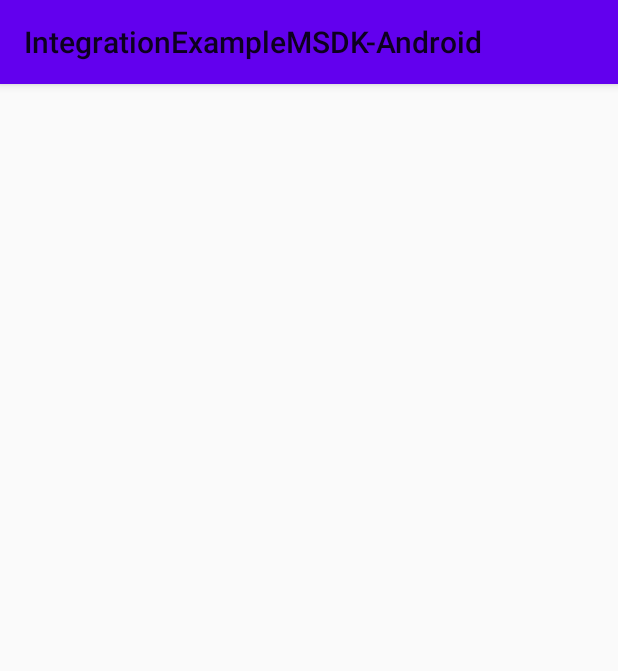
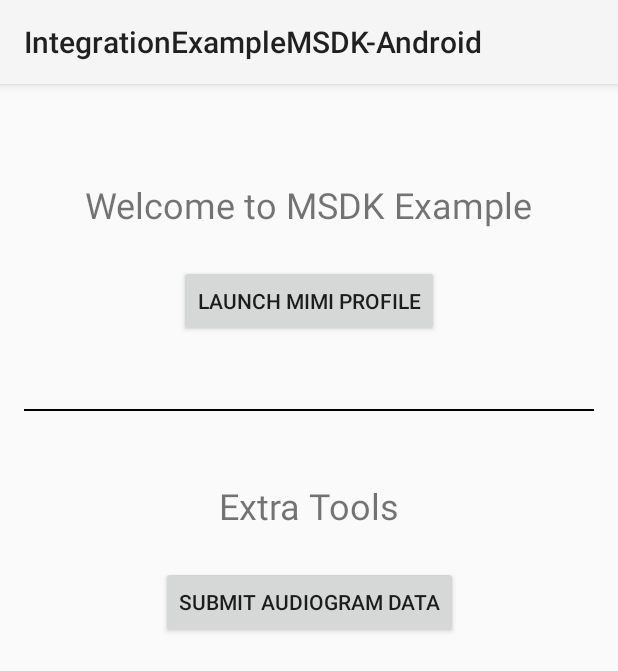
Before and after one commit to MimiHearingTechnologies/IntegrationExampleMSDK-Android, an Android app: the screen it shows after launch (MainActivity), on a phone screen of 412 x 824 dp. Shown: the top 671 px of the screen. Run offline under Robolectric (Android 15) with nearby library versions, the phone set to English and light mode, and no system bars; libraries missing offline, so code that uses them is left out: io.mimi.sdk; 9 statements that could not run were skipped.

```diff
--- a/standard-integration/app/build.gradle
+++ b/standard-integration/app/build.gradle
@@ -59,6 +59,7 @@ dependencies {
     implementation 'androidx.appcompat:appcompat:1.6.1'
     implementation 'com.google.android.material:material:1.9.0'
     implementation 'androidx.constraintlayout:constraintlayout:2.1.4'
+    implementation  "androidx.fragment:fragment-ktx:1.7.1"
 
     // Testing deps
     testImplementation 'junit:junit:4.13.2'
--- /dev/null
+++ b/standard-integration/app/src/main/java/io/mimi/example/android/IntroFragment.kt
@@ -0,0 +1,79 @@
+package io.mimi.example.android
+
+import android.os.Bundle
+import androidx.fragment.app.Fragment
+import android.view.LayoutInflater
+import android.view.View
+import android.view.ViewGroup
+import android.widget.Button
+import androidx.fragment.app.add
+import androidx.fragment.app.commit
+import androidx.lifecycle.lifecycleScope
+import io.mimi.sdk.core.MimiCore
+import io.mimi.sdk.core.model.MimiAuthRoute
+import io.mimi.sdk.core.model.tests.MimiTestAudiogram
+import io.mimi.sdk.core.model.tests.TestAudiogramMetadata
+import io.mimi.sdk.profile.MimiProfileFragment
+import kotlinx.coroutines.launch
+import java.util.Date
+
+class IntroFragment : Fragment() {
+    override fun onCreateView(
+        inflater: LayoutInflater, container: ViewGroup?,
+        savedInstanceState: Bundle?
+    ): View? {
+        return inflater.inflate(R.layout.fragment_intro, container, false)
+    }
+
+    override fun onViewCreated(view: View, savedInstanceState: Bundle?) {
+        super.onViewCreated(view, savedInstanceState)
+        with(view) {
+            findViewById<Button>(R.id.launchButton).setOnClickListener {
+                requireActivity().supportFragmentManager.commit {
+                    setReorderingAllowed(true)
+                    add<MimiProfileFragment>(R.id.mimiContainerFragment)
+                    addToBackStack("main")
+                }
+            }
+
+            findViewById<Button>(R.id.submitAudiogram).setOnClickListener {
+                // Send the custom audiogram to the Mimi SDK
+                submitAudiogram()
+            }
+        }
+    }
+
+    private fun submitAudiogram() = lifecycleScope.launch {
+        // Check if there is a user logged in
+        if (MimiCore.userController.mimiUser.state.value == null) {
+            MimiCore.userController.authenticate(MimiAuthRoute.Anonymously)
+        }
+
+        // Submit the custom audiogram
+        MimiCore.testsController.submitAudiogram(
+            leftEar = MimiTestAudiogram(
+                listOf(
+                    MimiTestAudiogram.DataPoint(frequency = 250, threshold = 17.8),
+                    MimiTestAudiogram.DataPoint(frequency = 500, threshold = 18.8),
+                    MimiTestAudiogram.DataPoint(frequency = 1000, threshold = 22.7),
+                    MimiTestAudiogram.DataPoint(frequency = 2000, threshold = 27.6),
+                    MimiTestAudiogram.DataPoint(frequency = 4000, threshold = 29.4),
+                    MimiTestAudiogram.DataPoint(frequency = 8000, threshold = 16.0)
+                )
+            ),
+            rightEar = MimiTestAudiogram(
+                listOf(
+                    MimiTestAudiogram.DataPoint(frequency = 250, threshold = 13.3),
+                    MimiTestAudiogram.DataPoint(frequency = 500, threshold = 17.3),
+                    MimiTestAudiogram.DataPoint(frequency = 1000, threshold = 21.9),
+                    MimiTestAudiogram.DataPoint(frequency = 2000, threshold = 28.9),
+                    MimiTestAudiogram.DataPoint(frequency = 4000, threshold = 28.8),
+                    MimiTestAudiogram.DataPoint(frequency = 8000, threshold = 17.2)
+                )
+            ),
+            metadata = TestAudiogramMetadata(timestamp = Date(System.currentTimeMillis()))
+        )
+    }
+
+
+}
--- a/standard-integration/app/src/main/java/io/mimi/example/android/MainActivity.kt
+++ b/standard-integration/app/src/main/java/io/mimi/example/android/MainActivity.kt
@@ -13,7 +13,6 @@ import android.os.Build
 import android.os.Bundle
 import android.provider.Settings
 import android.util.Log
-import android.widget.Button
 import androidx.activity.result.contract.ActivityResultContracts
 import androidx.appcompat.app.AlertDialog
 import androidx.appcompat.app.AppCompatActivity
@@ -39,12 +38,7 @@ import io.mimi.sdk.core.controller.processing.config.dsl.fineTuning
 import io.mimi.sdk.core.controller.processing.config.dsl.mimiProcessingConfiguration
 import io.mimi.sdk.core.controller.processing.config.dsl.personalization
 import io.mimi.sdk.core.internal.MsdkExperimentalApi
-import io.mimi.sdk.core.model.MimiAuthRoute
-import io.mimi.sdk.core.model.tests.MimiTestAudiogram
-import io.mimi.sdk.core.model.tests.MimiTestAudiogram.DataPoint
-import io.mimi.sdk.core.model.tests.TestAudiogramMetadata
 import kotlinx.coroutines.launch
-import java.util.Date
 import kotlin.time.Duration
 import kotlin.time.DurationUnit
 import kotlin.time.toDuration
@@ -313,42 +307,6 @@ class MainActivity : AppCompatActivity() {
             }
         }
 
-        findViewById<Button>(R.id.sendCustomAudiogramBtn).setOnClickListener {
-            // Send the custom audiogram to the Mimi SDK
-            sendCustomAudioGram()
-        }
-    }
-
-    private fun sendCustomAudioGram() = lifecycleScope.launch {
-        // Check if there is a user logged in
-        if (MimiCore.userController.mimiUser.state.value == null) {
-            MimiCore.userController.authenticate(MimiAuthRoute.Anonymously)
-        }
-
-        // Submit the custom audiogram
-        MimiCore.testsController.submitAudiogram(
-            leftEar = MimiTestAudiogram(
-                listOf(
-                    DataPoint(frequency = 250, threshold = 17.8),
-                    DataPoint(frequency = 500, threshold = 18.8),
-                    DataPoint(frequency = 1000, threshold = 22.7),
-                    DataPoint(frequency = 2000, threshold = 27.6),
-                    DataPoint(frequency = 4000, threshold = 29.4),
-                    DataPoint(frequency = 8000, threshold = 16.0)
-                )
-            ),
-            rightEar = MimiTestAudiogram(
-                listOf(
-                    DataPoint(frequency = 250, threshold = 13.3),
-                    DataPoint(frequency = 500, threshold = 17.3),
-                    DataPoint(frequency = 1000, threshold = 21.9),
-                    DataPoint(frequency = 2000, threshold = 28.9),
-                    DataPoint(frequency = 4000, threshold = 28.8),
-                    DataPoint(frequency = 8000, threshold = 17.2)
-                )
-            ),
-            metadata = TestAudiogramMetadata(timestamp = Date(System.currentTimeMillis()))
-        )
     }
 
     private fun defineMimiProcessingConfiguration(): MimiProcessingConfiguration {
--- /dev/null
+++ b/standard-integration/app/src/main/res/layout/fragment_intro.xml
@@ -0,0 +1,60 @@
+<?xml version="1.0" encoding="utf-8"?>
+<androidx.constraintlayout.widget.ConstraintLayout xmlns:android="http://schemas.android.com/apk/res/android"
+    xmlns:app="http://schemas.android.com/apk/res-auto"
+    xmlns:tools="http://schemas.android.com/tools"
+    android:layout_width="match_parent"
+    android:layout_height="match_parent"
+    android:padding="16dp"
+    tools:context=".MainActivity">
+
+    <TextView
+        android:id="@+id/welcomeTextView"
+        android:layout_width="wrap_content"
+        android:layout_height="wrap_content"
+        android:layout_marginTop="48dp"
+        android:text="Welcome to MSDK Example"
+        android:textSize="24sp"
+        app:layout_constraintEnd_toEndOf="parent"
+        app:layout_constraintStart_toStartOf="parent"
+        app:layout_constraintTop_toTopOf="parent" />
+
+    <Button
+        android:id="@+id/launchButton"
+        android:layout_width="wrap_content"
+        android:layout_height="wrap_content"
+        android:layout_marginTop="24dp"
+        android:text="Launch Mimi Profile"
+        app:layout_constraintEnd_toEndOf="parent"
+        app:layout_constraintStart_toStartOf="parent"
+        app:layout_constraintTop_toBottomOf="@id/welcomeTextView" />
+
+    <View
+        android:id="@+id/divider"
+        android:layout_width="match_parent"
+        android:layout_height="1dp"
+        android:layout_marginTop="48dp"
+        android:background="@color/black"
+        app:layout_constraintTop_toBottomOf="@id/launchButton" />
+
+    <TextView
+        android:id="@+id/extrasTextView"
+        android:layout_width="wrap_content"
+        android:layout_height="wrap_content"
+        android:layout_marginTop="48dp"
+        android:text="Extra Tools"
+        android:textSize="24sp"
+        app:layout_constraintEnd_toEndOf="parent"
+        app:layout_constraintStart_toStartOf="parent"
+        app:layout_constraintTop_toTopOf="@id/divider" />
+
+    <Button
+        android:id="@+id/submitAudiogram"
+        android:layout_width="wrap_content"
+        android:layout_height="wrap_content"
+        android:layout_marginTop="24dp"
+        android:text="Submit Audiogram Data"
+        app:layout_constraintEnd_toEndOf="parent"
+        app:layout_constraintStart_toStartOf="parent"
+        app:layout_constraintTop_toBottomOf="@id/extrasTextView" />
+
+</androidx.constraintlayout.widget.ConstraintLayout>
--- a/standard-integration/app/src/main/res/values/themes.xml
+++ b/standard-integration/app/src/main/res/values/themes.xml
@@ -1,14 +1,6 @@
 <resources xmlns:tools="http://schemas.android.com/tools">
-    <!-- Base application theme. -->
+    <!-- Base application theme extending Mimi theme -->
     <style name="AppTheme" parent="Theme.Mimi">
-        <!-- Primary brand color. -->
-        <item name="colorPrimary">@color/purple_500</item>
-        <item name="colorPrimaryVariant">@color/purple_700</item>
-        <item name="colorOnPrimary">@color/white</item>
-        <!-- Secondary brand color. -->
-        <item name="colorSecondary">@color/teal_200</item>
-        <item name="colorSecondaryVariant">@color/teal_700</item>
-        <item name="colorOnSecondary">@color/black</item>
         <!-- Status bar color. -->
         <item name="android:statusBarColor" >?mimiPrimaryTintColorNormal</item>
         <!-- Customize your theme here. -->
```
Also changed, not shown: standard-integration/app/src/main/res/layout/activity_main.xml (+4 -20 lines), 1 other file.
